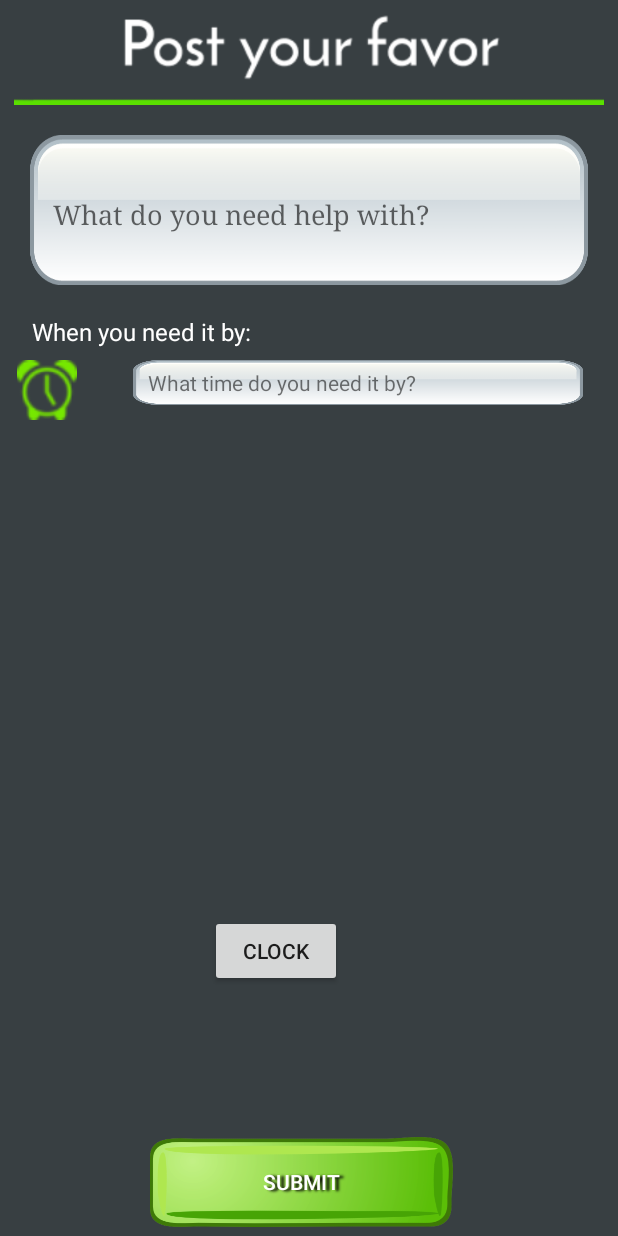
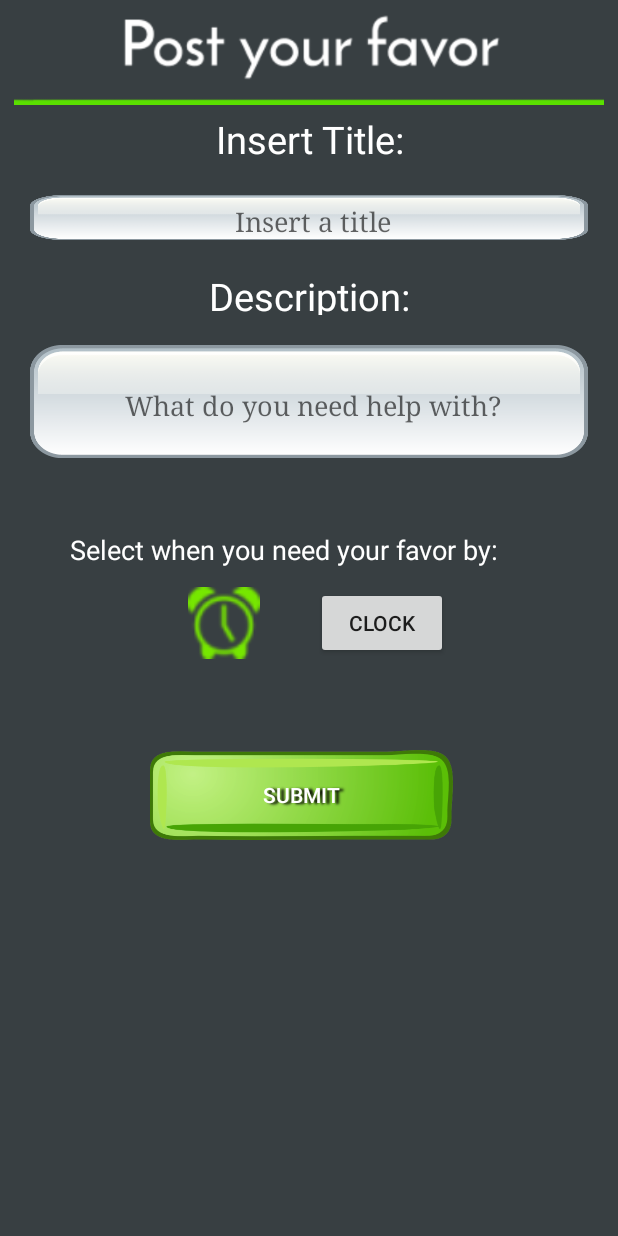
Before and after one commit to miaog/iHaveAFavor, an Android app: the SubmitFavorForm screen opened directly, with no data from a screen before it, on a phone screen of 412 x 824 dp. Run offline under Robolectric (Android 15) with nearby library versions, the phone set to English and light mode, and no system bars; libraries missing offline, so code that uses them is left out: com.parse.

Commit message:
finished post favor page

```diff
--- a/iHaveAFavor/app/src/main/res/layout/activity_submit_favor_form.xml
+++ b/iHaveAFavor/app/src/main/res/layout/activity_submit_favor_form.xml
@@ -10,6 +10,21 @@
     <include layout="@layout/content_submit_favor_form"
         android:layout_width="wrap_content"
         android:layout_height="433dp" />
+
+    <Button android:layout_marginLeft="100dp"
+            android:layout_marginRight="110dp"
+            android:layout_marginTop="500dp"
+            android:padding="20dp"
+            android:layout_width="wrap_content"
+            android:layout_height="60sp"
+            android:shadowColor="#000000"
+            android:shadowDx="4.0"
+            android:shadowDy="1.3"
+            android:shadowRadius="1.6"
+            android:textColor="@color/white"
+            android:background="@drawable/button"
+            android:text="@string/form_submit"
+            android:onClick="submitFavor"/>
 
     <LinearLayout
         android:layout_width="match_parent"
@@ -35,93 +50,121 @@
         android:layout_height="70dp"
         android:src="@drawable/post_favor"
         />
+    <TextView android:id="@+id/title"
+            android:padding="5dp"
+            android:textColor="@color/white"
+            android:textSize="25sp"
+            android:text = "Insert Title:"
+            android:gravity="center"
+            android:layout_height="40dp"
+            android:layout_width="fill_parent"
+            android:layout_alignParentTop="true"
+            android:layout_alignParentLeft="true"
+            android:layout_alignParentStart="true" />
+
     <EditText android:id="@+id/favor_message"
         android:layout_margin="20dp"
         android:paddingTop="5dp"
         android:paddingLeft="15sp"
         android:paddingRight="10sp"
         android:background="@drawable/text_box"
-        android:layout_width="wrap_content"
-        android:layout_height="100dp"
+        android:gravity="center"
+        android:layout_height="30dp"
+        android:layout_width="fill_parent"
         android:hint="@string/favor_message"
         android:typeface="serif"
         android:singleLine="false"
         android:selectAllOnFocus="false"
         android:textAppearance="@android:style/TextAppearance.DeviceDefault.Medium.Inverse" />
-
         <RelativeLayout
             android:id="@+id/time_label"
             android:layout_width="match_parent"
             android:layout_height="30dp">
 
             <TextView android:id="@+id/time"
-                android:layout_marginLeft="21dp"
                 android:padding="0dp"
-                android:layout_width="200dp"
                 android:textColor="@color/white"
-                android:textSize="16sp"
-                android:text = "When you need it by: "
-                android:layout_height="match_parent"
-                android:layout_alignParentTop="true"
-                android:layout_alignParentLeft="true"
-                android:layout_alignParentStart="true"
-                android:layout_marginStart="21dp" />
-        </RelativeLayout>
-        <RelativeLayout
-            android:id="@+id/time_layout"
-            android:layout_width="match_parent"
-            android:layout_height="50dp">
-
-            <TextView android:id="@+id/time_message"
-                android:paddingTop="5dp"
-                android:paddingStart="10sp"
-                android:paddingLeft="10sp"
-                android:layout_width="300dp"
-                android:text = "@string/time_message"
-                android:background="@drawable/text_box"
-                android:layout_height="30dp"
-                android:hint="@string/time_message"
-                android:layout_alignBottom="@+id/imageView"
-                android:layout_marginRight="23dp"
-                android:layout_marginEnd="23dp"
-                android:layout_alignParentRight="true"
-                android:layout_alignParentEnd="true" />
-
-            <ImageView
-                android:layout_width="40dp"
-                android:layout_height="40dp"
-                android:src="@drawable/time"
-                android:layout_marginLeft="11dp"
-                android:layout_marginStart="11dp"
+                android:textSize="25sp"
+                android:text = "Description:"
+                android:gravity="center"
+                android:layout_height="fill_parent"
+                android:layout_width="fill_parent"
                 android:layout_alignParentTop="true"
                 android:layout_alignParentLeft="true"
                 android:layout_alignParentStart="true" />
+
+        </RelativeLayout>
+        <RelativeLayout android:layout_width="wrap_content"
+            android:layout_height="wrap_content" />
+
+        <EditText android:id="@+id/description_message"
+            android:layout_margin="20dp"
+            android:paddingTop="5dp"
+            android:paddingLeft="15sp"
+            android:paddingRight="10sp"
+            android:background="@drawable/text_box"
+            android:gravity="center"
+            android:layout_height="75dp"
+            android:layout_width="fill_parent"
+            android:hint="What do you need help with?"
+            android:typeface="serif"
+            android:singleLine="false"
+            android:selectAllOnFocus="false"
+            android:textAppearance="@android:style/TextAppearance.DeviceDefault.Medium.Inverse" />
+
+        <RelativeLayout
+            android:id="@+id/time_layout"
+            android:layout_width="wrap_content"
+            android:layout_height="121dp">
+
+            <RelativeLayout
+                android:id="@+id/favor_label"
+                android:layout_width="match_parent"
+                android:layout_height="30dp"
+                android:layout_marginTop="26dp"
+                android:layout_alignParentTop="true"
+                android:layout_alignParentRight="true"
+                android:layout_alignParentEnd="true"
+                android:layout_marginRight="21dp"
+                android:layout_marginEnd="21dp">
+
+                <TextView android:id="@+id/time_message"
+                    android:padding="0dp"
+                    android:textColor="@color/white"
+                    android:textSize="18sp"
+                    android:text = "Select when you need your favor by:"
+                    android:gravity="center"
+                    android:layout_height="fill_parent"
+                    android:layout_width="fill_parent"
+                    android:layout_alignParentRight="true"
+                    android:layout_alignParentEnd="true"
+                    android:layout_marginRight="11dp"
+                    android:layout_marginEnd="11dp" />
+            </RelativeLayout>
+
+            <Button
+                android:text="Clock"
+                android:layout_width="wrap_content"
+                android:layout_height="wrap_content"
+                android:id="@+id/clock_button"
+                android:onClick="showTimePickerDialog"
+                android:layout_marginRight="100dp"
+                android:layout_marginEnd="92dp"
+                android:layout_marginTop="10dp"
+                android:layout_below="@+id/favor_label"
+                android:layout_alignRight="@+id/favor_label"
+                android:layout_alignEnd="@+id/favor_label" />
+
+            <ImageView
+                android:layout_width="match_parent"
+                android:layout_height="40dp"
+                android:src="@drawable/time"
+                android:layout_alignBottom="@+id/clock_button"
+                android:layout_alignTop="@+id/clock_button"
+                android:layout_alignRight="@+id/clock_button"
+                android:layout_alignEnd="@+id/clock_button" />
         </RelativeLayout>
 
-        <Button
-            android:text="Clock"
-            android:layout_width="wrap_content"
-            android:layout_height="wrap_content"
-            android:layout_marginTop="320dp"
-            android:layout_marginLeft="140dp"
-            android:id="@+id/clock_button"
-            android:onClick="showTimePickerDialog"/>
-
-        <Button android:layout_marginLeft="100dp"
-            android:layout_marginRight="110dp"
-            android:layout_marginTop="100dp"
-            android:padding="20dp"
-            android:layout_width="wrap_content"
-            android:layout_height="60sp"
-            android:shadowColor="#000000"
-            android:shadowDx="4.0"
-            android:shadowDy="1.3"
-            android:shadowRadius="1.6"
-            android:textColor="@color/white"
-            android:background="@drawable/button"
-            android:text="@string/form_submit"
-            android:onClick="submitFavor"/>
-
-    </LinearLayout>
+</LinearLayout>
 
 </android.support.design.widget.CoordinatorLayout>
--- a/iHaveAFavor/app/src/main/res/values/strings.xml
+++ b/iHaveAFavor/app/src/main/res/values/strings.xml
@@ -2,7 +2,7 @@
     <string name="app_name">iHaveAFavor</string>
     <string name="title_item_detail">Item Detail</string>
     <string name="form_submit">Submit</string>
-    <string name="favor_message">What do you need help with?</string>
+    <string name="favor_message">Insert a title</string>
     <string name="time_message">What time do you need it by?</string>
     <string name="place_message">Where would you like it?</string>
     <string name="title_activity_submit_favor_form">SubmitFavorForm</string>
```
